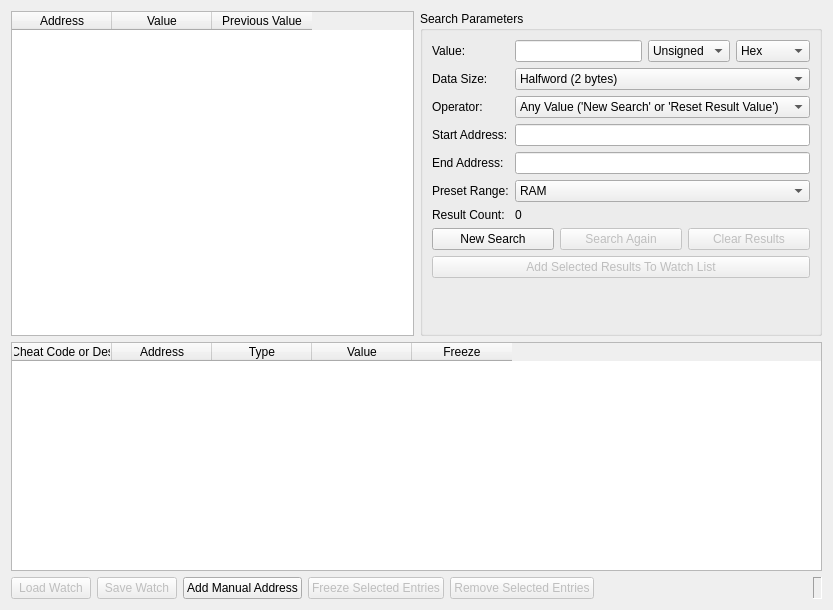
First picture: the form in src/duckstation-qt/memoryscannerwindow.ui, repository kofxi3584karlayang/duckstation, before the edit.
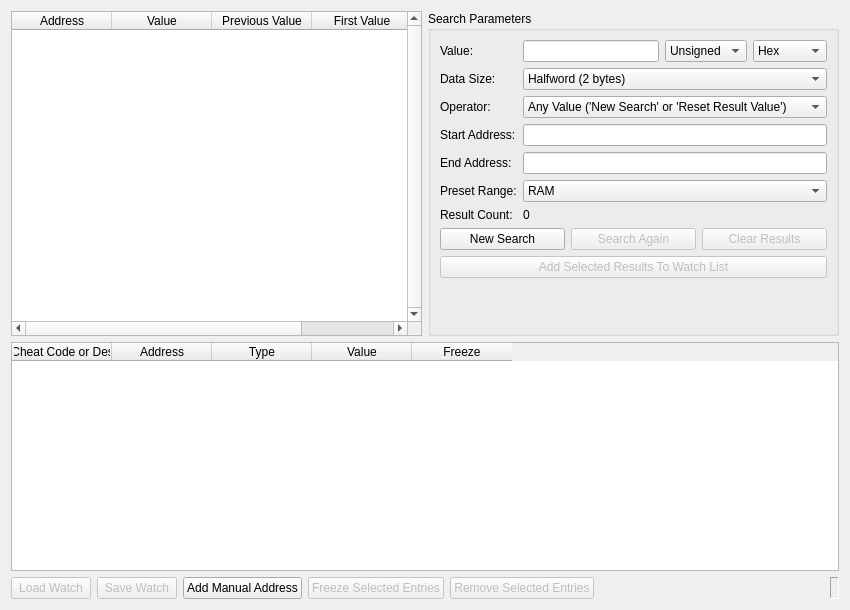
Second picture: the form after the edit. Icons and pictures are not drawn.

Commit message: Qt: Display 'First Value' in memory scanner

```diff
--- a/src/duckstation-qt/memoryscannerwindow.ui
+++ b/src/duckstation-qt/memoryscannerwindow.ui
@@ -6,7 +6,7 @@
    <rect>
     <x>0</x>
     <y>0</y>
-    <width>833</width>
+    <width>850</width>
     <height>610</height>
    </rect>
   </property>
@@ -41,6 +41,9 @@
      <attribute name="verticalHeaderVisible">
       <bool>false</bool>
      </attribute>
+     <property name="verticalScrollBarPolicy">
+      <enum>Qt::ScrollBarPolicy::ScrollBarAlwaysOn</enum>
+     </property>
      <column>
       <property name="text">
        <string>Address</string>
@@ -56,6 +59,11 @@
        <string>Previous Value</string>
       </property>
      </column>
+     <column>
+      <property name="text">
+       <string>First Value</string>
+      </property>
+     </column>
     </widget>
    </item>
    <item row="0" column="1">
```
The commit also changes 4 other files.
